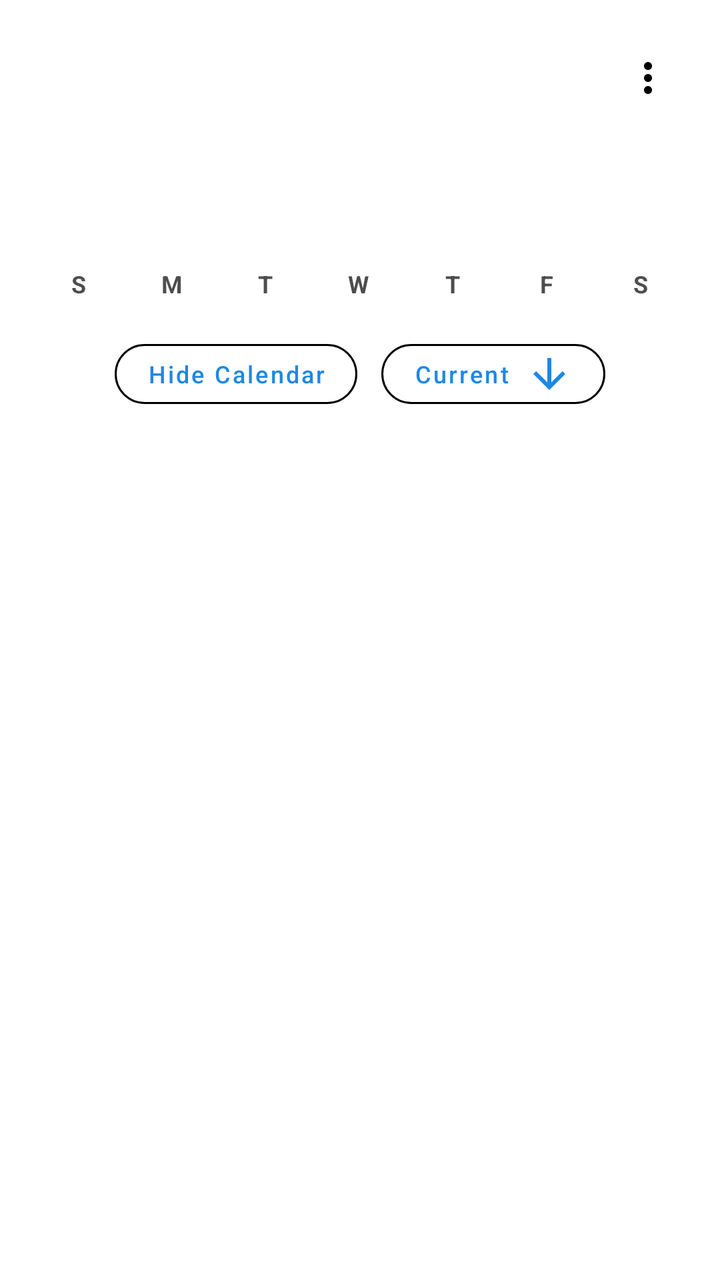
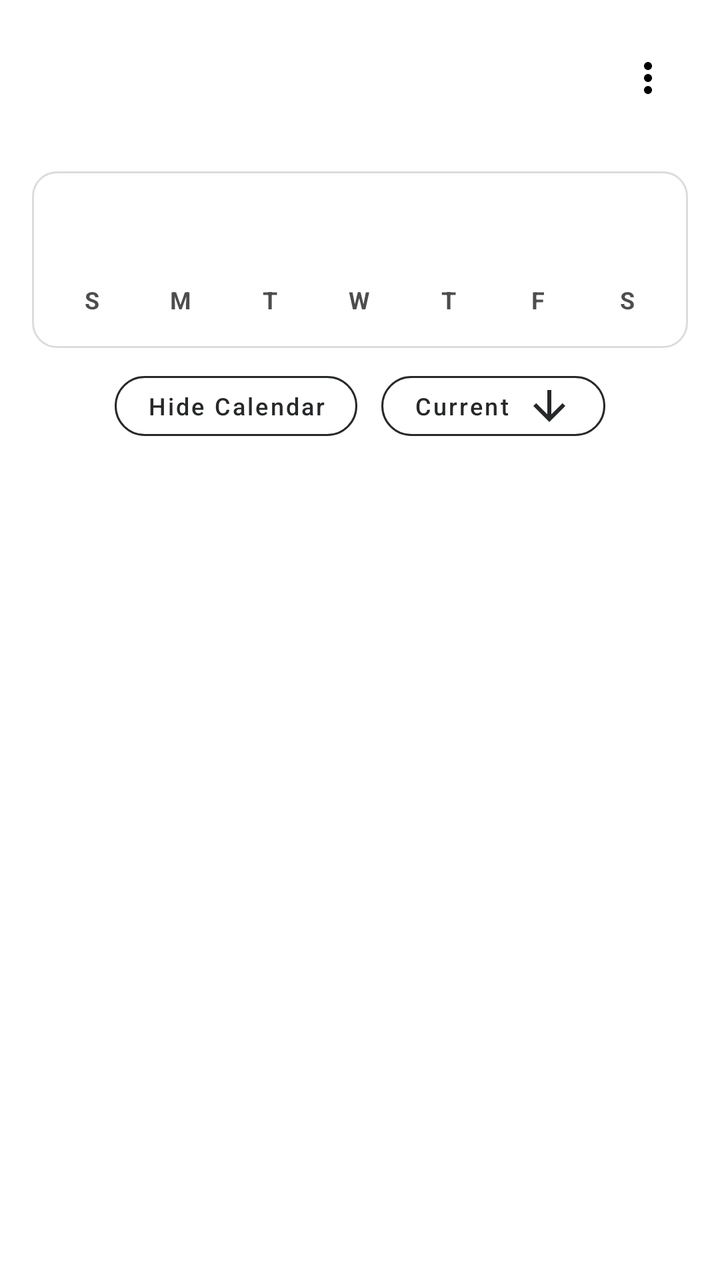

Two renders of the same Android screen: before a commit and after it. Below are the layout's source before the change and the commit's diff.
<!-- AndroidManifest.xml: application theme Theme.Nudge -->
<!-- res/layout/fragment_reminder_list.xml -->
<?xml version="1.0" encoding="utf-8"?>
<LinearLayout xmlns:android="http://schemas.android.com/apk/res/android"
    android:layout_width="match_parent"
    android:layout_height="match_parent"
    xmlns:app="http://schemas.android.com/apk/res-auto"
    android:orientation="vertical">

    <androidx.constraintlayout.widget.ConstraintLayout
        android:layout_width="match_parent"
        android:layout_height="wrap_content"
        android:layout_margin="4dp"
        android:padding="12dp">

        
        
        <LinearLayout
            android:id="@+id/leftHeader"
            android:layout_width="0dp"
            android:layout_height="wrap_content"
            android:layout_margin="4dp"
            android:padding="12dp"
            android:orientation="horizontal"
            android:gravity="center_vertical"
            app:layout_constraintStart_toStartOf="parent"
            app:layout_constraintTop_toTopOf="parent"
            app:layout_constraintBottom_toBottomOf="parent"
            app:layout_constraintEnd_toStartOf="@id/overflowButton">

            <TextView
                android:id="@+id/todayText"
                android:layout_width="0dp"
                android:layout_height="wrap_content"
                android:layout_weight="1"
                android:textSize="10sp"
                android:textStyle="bold"
                android:textColor="?attr/colorOnSurface"/>

            <TextView
                android:id="@+id/statusText"
                android:layout_width="wrap_content"
                android:layout_height="wrap_content"
                android:textSize="10sp"
                android:textStyle="bold"
                android:textColor="?attr/colorOnSurface"
                android:visibility="gone"
                android:text="Offline"/>
        </LinearLayout>


        
        <ImageButton
            android:id="@+id/overflowButton"
            android:layout_width="40dp"
            android:layout_height="40dp"
            android:src="@drawable/ic_more_vert_24"
            android:contentDescription="Menu"
            android:background="?attr/selectableItemBackgroundBorderless"
            app:tint="?attr/colorOnSurface"
            android:padding="8dp"
            app:layout_constraintEnd_toEndOf="parent"
            app:layout_constraintTop_toTopOf="parent"
            app:layout_constraintBottom_toBottomOf="parent"/>

    </androidx.constraintlayout.widget.ConstraintLayout>

    
    <LinearLayout
        android:id="@+id/miniCalendarContainer"
        android:layout_width="match_parent"
        android:layout_height="wrap_content"
        android:layout_marginStart="16dp"
        android:layout_marginEnd="16dp"
        android:layout_marginTop="8dp"
        android:gravity="center_horizontal"
        android:orientation="vertical">
        <androidx.constraintlayout.widget.ConstraintLayout
            android:id="@+id/miniCalendarHeader"
            android:layout_width="match_parent"
            android:layout_height="48dp"
            android:paddingBottom="4dp">

        
        <ImageButton
            android:id="@+id/miniCalPrev"
            android:layout_width="48dp"
            android:layout_height="48dp"
            android:src="@drawable/ic_chevron_left"
            android:background="?attr/selectableItemBackgroundBorderless"
            android:contentDescription="Previous month"
            android:padding="12dp"
            app:layout_constraintStart_toStartOf="parent"
            app:layout_constraintTop_toTopOf="parent"
            app:layout_constraintBottom_toBottomOf="parent"/>

        
        <TextView
            android:id="@+id/miniCalendarMonth"
            android:layout_width="wrap_content"
            android:layout_height="wrap_content"
            android:textSize="14sp"
            android:textStyle="bold"
            android:textColor="?attr/colorOnSurface"
            android:maxLines="1"
            android:ellipsize="end"
            app:layout_constraintStart_toStartOf="parent"
            app:layout_constraintEnd_toEndOf="parent"
            app:layout_constraintTop_toTopOf="parent"
            app:layout_constraintBottom_toBottomOf="parent"/>

        
        <ImageButton
            android:id="@+id/miniCalNext"
            android:layout_width="48dp"
            android:layout_height="48dp"
            android:src="@drawable/ic_chevron_right"
            android:background="?attr/selectableItemBackgroundBorderless"
            android:contentDescription="Next month"
            android:padding="12dp"
            app:layout_constraintEnd_toEndOf="parent"
            app:layout_constraintTop_toTopOf="parent"
            app:layout_constraintBottom_toBottomOf="parent"/>
        </androidx.constraintlayout.widget.ConstraintLayout>
        
        <LinearLayout
            android:layout_width="match_parent"
            android:layout_height="wrap_content"
            android:orientation="horizontal"
            android:gravity="center_vertical">

            
            <TextView style="@style/MiniCalHeader" android:text="S" />
            <TextView style="@style/MiniCalHeader" android:text="M" />
            <TextView style="@style/MiniCalHeader" android:text="T" />
            <TextView style="@style/MiniCalHeader" android:text="W" />
            <TextView style="@style/MiniCalHeader" android:text="T" />
            <TextView style="@style/MiniCalHeader" android:text="F" />
            <TextView style="@style/MiniCalHeader" android:text="S" />
        </LinearLayout>

        <androidx.recyclerview.widget.RecyclerView
            android:id="@+id/miniCalendarRv"
            android:layout_width="match_parent"
            android:layout_height="wrap_content"
            android:layout_marginTop="8dp"
            android:overScrollMode="never" />
    </LinearLayout>

    <LinearLayout
        android:id="@+id/periodRow"
        android:layout_width="match_parent"
        android:layout_height="wrap_content"
        android:layout_marginStart="16dp"
        android:layout_marginEnd="16dp"
        android:layout_marginTop="8dp"
        android:gravity="center_horizontal"
        android:orientation="horizontal">
        <com.google.android.material.button.MaterialButton
            android:id="@+id/calendarTogglePill"
            style="@style/Widget.MaterialComponents.Button.OutlinedButton"
            android:layout_width="wrap_content"
            android:layout_height="42dp"
            android:minHeight="42dp"
            android:text="Hide Calendar"
            android:textAllCaps="false"
            android:layout_marginRight="12dp"
            app:cornerRadius="18dp"
            android:textSize="12sp"
            app:iconGravity="textEnd"
            app:iconPadding="8dp"
            app:strokeWidth="1dp"
            app:strokeColor="?attr/colorOnSurface"/>

        <com.google.android.material.button.MaterialButton
            android:id="@+id/periodPill"
            style="@style/Widget.MaterialComponents.Button.OutlinedButton"
            android:layout_width="wrap_content"
            android:layout_height="42dp"
            android:minHeight="42dp"
            android:text="Current"
            android:textAllCaps="false"
            app:cornerRadius="18dp"
            android:textSize="12sp"
            app:icon="@drawable/ic_arrow_down"
            app:iconGravity="textEnd"
            app:iconPadding="8dp"
            app:strokeWidth="1dp"
            app:strokeColor="?attr/colorOnSurface"/>
    </LinearLayout>

    <androidx.constraintlayout.widget.ConstraintLayout xmlns:android="http://schemas.android.com/apk/res/android"
        android:layout_width="match_parent"
        android:layout_height="match_parent">

        <ProgressBar
            android:id="@+id/progressBar"
            android:layout_width="wrap_content"
            android:layout_height="wrap_content"
            app:layout_constraintTop_toTopOf="parent"
            app:layout_constraintBottom_toBottomOf="parent"
            app:layout_constraintStart_toStartOf="parent"
            app:layout_constraintEnd_toEndOf="parent"
            android:visibility="gone"/>

        <androidx.recyclerview.widget.RecyclerView
            android:id="@+id/recyclerView"
            android:layout_width="match_parent"
            android:layout_height="match_parent"
            android:layout_margin="16dp" />

        <com.google.android.material.button.MaterialButton
            android:id="@+id/addReminderButton"
            style="@style/Widget.MaterialComponents.Button"
            android:layout_width="wrap_content"
            android:layout_height="56dp"
            android:paddingStart="32dp"
            android:paddingEnd="32dp"
            android:text="Add New Reminder"
            android:textAllCaps="false"
            android:textSize="16sp"
            android:visibility="gone"
            app:cornerRadius="28dp"
            app:layout_constraintTop_toTopOf="parent"
            app:layout_constraintBottom_toBottomOf="parent"
            app:layout_constraintStart_toStartOf="parent"
            app:layout_constraintEnd_toEndOf="parent"/>

    </androidx.constraintlayout.widget.ConstraintLayout>



</LinearLayout>
<!-- resources referenced by this layout -->
<resources>
  <!-- drawable ic_arrow_down (drawable) -->
  <vector xmlns:android="http://schemas.android.com/apk/res/android" android:height="24dp" android:tint="#FFFFFF" android:viewportHeight="24" android:viewportWidth="24" android:width="24dp">
        
      <path android:fillColor="@android:color/white" android:pathData="M20,12l-1.41,-1.41L13,16.17V4h-2v12.17l-5.58,-5.59L4,12l8,8 8,-8z"/>
      
  </vector>
  <!-- drawable ic_chevron_left (drawable) -->
  <vector xmlns:android="http://schemas.android.com/apk/res/android" android:height="24dp" android:tint="#FFFFFF" android:viewportHeight="24" android:viewportWidth="24" android:width="24dp">
        
      <path android:fillColor="@android:color/white" android:pathData="M15.41,7.41L14,6l-6,6 6,6 1.41,-1.41L10.83,12z"/>
      
  </vector>
  <!-- drawable ic_chevron_right (drawable) -->
  <vector xmlns:android="http://schemas.android.com/apk/res/android" android:height="24dp" android:tint="#FFFFFF" android:viewportHeight="24" android:viewportWidth="24" android:width="24dp">
        
      <path android:fillColor="@android:color/white" android:pathData="M10,6L8.59,7.41 13.17,12l-4.58,4.59L10,18l6,-6z"/>
      
  </vector>
  <!-- drawable ic_more_vert_24 (drawable) -->
  <vector xmlns:android="http://schemas.android.com/apk/res/android" android:height="24dp" android:tint="#FFFFFF" android:viewportHeight="24" android:viewportWidth="24" android:width="24dp">
        
      <path android:fillColor="@android:color/white" android:pathData="M12,8c1.1,0 2,-0.9 2,-2s-0.9,-2 -2,-2 -2,0.9 -2,2 0.9,2 2,2zM12,10c-1.1,0 -2,0.9 -2,2s0.9,2 2,2 2,-0.9 2,-2 -0.9,-2 -2,-2zM12,16c-1.1,0 -2,0.9 -2,2s0.9,2 2,2 2,-0.9 2,-2 -0.9,-2 -2,-2z"/>
      
  </vector>
  <style name="MiniCalHeader">
          <item name="android:layout_width">0dp</item>
          <item name="android:layout_height">wrap_content</item>
          <item name="android:layout_weight">1</item>
          <item name="android:gravity">center</item>
          <item name="android:textSize">12sp</item>
          <item name="android:textStyle">bold</item>
          <item name="android:textColor">?attr/colorOnSurface</item>
          <item name="android:alpha">0.7</item>
      </style>
  <style name="Theme.Nudge" parent="Theme.MaterialComponents.DayNight.NoActionBar">
          
          <item name="colorPrimary">@color/colorPrimary</item>
          <item name="colorPrimaryVariant">@color/colorPrimaryDark</item>
          <item name="colorOnPrimary">@color/white</item>
          
          <item name="colorSecondary">@color/colorAccent</item>
          <item name="colorSecondaryVariant">@color/colorAccent</item>
          <item name="colorOnSecondary">@color/black</item>
          
          <item name="android:colorBackground">@color/colorBackground</item>
          
          <item name="android:textColorPrimary">@color/colorTextPrimary</item>
          <item name="android:textColorSecondary">@color/colorTextSecondary</item>
          
          <item name="android:windowBackground">@color/colorBackground</item>
          <item name="android:statusBarColor">@color/colorTheme</item>
      </style>
  <color name="colorPrimary">#1E88E5</color>
  <color name="colorPrimaryDark">#1565C0</color>
  <color name="white">#FFFFFFFF</color>
  <color name="colorAccent">#B0B0B0</color>
  <color name="black">#FF000000</color>
  <color name="colorBackground">#FFFFFF</color>
  <color name="colorTextPrimary">#272829</color>
  <color name="colorTextSecondary">#757575</color>
  <color name="colorTheme">#58CBFF</color>
</resources>

<!-- the commit's change to res/layout/fragment_reminder_list.xml (unified diff, before → after) -->
@@ -71,8 +71,10 @@
         android:layout_marginStart="16dp"
         android:layout_marginEnd="16dp"
         android:layout_marginTop="8dp"
+        android:padding="8dp"
         android:gravity="center_horizontal"
-        android:orientation="vertical">
+        android:orientation="vertical"
+        android:background="@drawable/bg_mini_calendar">
         <androidx.constraintlayout.widget.ConstraintLayout
             android:id="@+id/miniCalendarHeader"
             android:layout_width="match_parent"
@@ -162,13 +164,14 @@
             android:minHeight="42dp"
             android:text="Hide Calendar"
             android:textAllCaps="false"
+            android:textColor="@color/colorTextPrimary"
             android:layout_marginRight="12dp"
             app:cornerRadius="18dp"
             android:textSize="12sp"
             app:iconGravity="textEnd"
             app:iconPadding="8dp"
             app:strokeWidth="1dp"
-            app:strokeColor="?attr/colorOnSurface"/>
+            app:strokeColor="@color/colorTextPrimary"/>
 
         <com.google.android.material.button.MaterialButton
             android:id="@+id/periodPill"
@@ -178,13 +181,15 @@
             android:minHeight="42dp"
             android:text="Current"
             android:textAllCaps="false"
+            android:textColor="@color/colorTextPrimary"
             app:cornerRadius="18dp"
             android:textSize="12sp"
             app:icon="@drawable/ic_arrow_down"
+            app:iconTint="@color/colorTextPrimary"
             app:iconGravity="textEnd"
             app:iconPadding="8dp"
             app:strokeWidth="1dp"
-            app:strokeColor="?attr/colorOnSurface"/>
+            app:strokeColor="@color/colorTextPrimary"/>
     </LinearLayout>
 
     <androidx.constraintlayout.widget.ConstraintLayout xmlns:android="http://schemas.android.com/apk/res/android"
<!-- resource entries referenced after the edit -->
@@ -52,6 +52,7 @@
           <item name="android:windowBackground">@color/colorBackground</item>
           <item name="android:statusBarColor">@color/colorTheme</item>
       </style>
+  <color name="colorCalendarBorder">#40757575</color>
   <color name="colorPrimary">#1E88E5</color>
   <color name="colorPrimaryDark">#1565C0</color>
   <color name="white">#FFFFFFFF</color>
@@ -59,6 +60,15 @@
   <color name="black">#FF000000</color>
   <color name="colorBackground">#FFFFFF</color>
   <color name="colorTextPrimary">#272829</color>
+  <!-- drawable bg_mini_calendar (drawable) -->
+  <shape xmlns:android="http://schemas.android.com/apk/res/android"
+      android:shape="rectangle">
+      <corners android:radius="12dp" />
+      <solid android:color="@android:color/transparent" />
+      <stroke
+          android:width="1dp"
+          android:color="@color/colorCalendarBorder" />
+  </shape>
   <color name="colorTextSecondary">#757575</color>
   <color name="colorTheme">#58CBFF</color>
 </resources>
